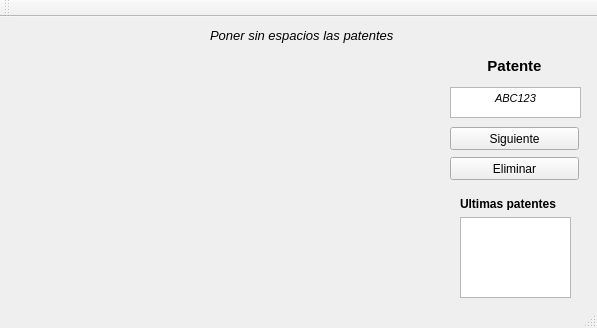
ankandrew/Plate_Labeler, file mainwindow.ui: the form before one commit.
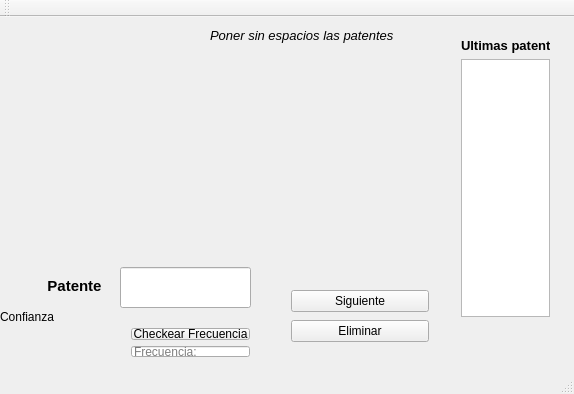
The form after the commit.

Patch:
```diff
--- a/mainwindow.ui
+++ b/mainwindow.ui
@@ -6,8 +6,8 @@
    <rect>
     <x>0</x>
     <y>0</y>
-    <width>597</width>
-    <height>328</height>
+    <width>574</width>
+    <height>394</height>
    </rect>
   </property>
   <property name="windowTitle">
@@ -17,10 +17,10 @@
    <widget class="QLabel" name="plate_img">
     <property name="geometry">
      <rect>
-      <x>40</x>
+      <x>60</x>
       <y>40</y>
-      <width>311</width>
-      <height>231</height>
+      <width>301</width>
+      <height>191</height>
      </rect>
     </property>
     <property name="text">
@@ -46,73 +46,11 @@
      <string>Poner sin espacios las patentes</string>
     </property>
    </widget>
-   <widget class="QPushButton" name="btn_siguiente">
-    <property name="geometry">
-     <rect>
-      <x>450</x>
-      <y>110</y>
-      <width>129</width>
-      <height>23</height>
-     </rect>
-    </property>
-    <property name="text">
-     <string>Siguiente</string>
-    </property>
-   </widget>
-   <widget class="QPushButton" name="btn_eliminar">
-    <property name="geometry">
-     <rect>
-      <x>450</x>
-      <y>140</y>
-      <width>129</width>
-      <height>23</height>
-     </rect>
-    </property>
-    <property name="text">
-     <string>Eliminar</string>
-    </property>
-   </widget>
-   <widget class="QTextEdit" name="txt_patente">
-    <property name="geometry">
-     <rect>
-      <x>450</x>
-      <y>70</y>
-      <width>131</width>
-      <height>31</height>
-     </rect>
-    </property>
-    <property name="html">
-     <string>&lt;!DOCTYPE HTML PUBLIC &quot;-//W3C//DTD HTML 4.0//EN&quot; &quot;http://www.w3.org/TR/REC-html40/strict.dtd&quot;&gt;
-&lt;html&gt;&lt;head&gt;&lt;meta name=&quot;qrichtext&quot; content=&quot;1&quot; /&gt;&lt;style type=&quot;text/css&quot;&gt;
-p, li { white-space: pre-wrap; }
-&lt;/style&gt;&lt;/head&gt;&lt;body style=&quot; font-family:'MS Shell Dlg 2'; font-size:8.25pt; font-weight:400; font-style:normal;&quot;&gt;
-&lt;p align=&quot;center&quot; style=&quot; margin-top:0px; margin-bottom:0px; margin-left:0px; margin-right:0px; -qt-block-indent:0; text-indent:0px;&quot;&gt;&lt;span style=&quot; font-style:italic;&quot;&gt;ABC123&lt;/span&gt;&lt;/p&gt;&lt;/body&gt;&lt;/html&gt;</string>
-    </property>
-   </widget>
-   <widget class="QLabel" name="lbl_ultimas_patentes">
-    <property name="geometry">
-     <rect>
-      <x>460</x>
-      <y>180</y>
-      <width>129</width>
-      <height>13</height>
-     </rect>
-    </property>
-    <property name="font">
-     <font>
-      <weight>75</weight>
-      <bold>true</bold>
-     </font>
-    </property>
-    <property name="text">
-     <string>Ultimas patentes</string>
-    </property>
-   </widget>
    <widget class="QLabel" name="lbl_patente">
     <property name="geometry">
      <rect>
-      <x>450</x>
-      <y>40</y>
+      <x>10</x>
+      <y>260</y>
       <width>129</width>
       <height>18</height>
      </rect>
@@ -134,15 +72,134 @@
      <set>Qt::AlignCenter</set>
     </property>
    </widget>
-   <widget class="QListWidget" name="list_last_plates">
+   <widget class="QLineEdit" name="txt_patente">
     <property name="geometry">
      <rect>
-      <x>460</x>
-      <y>200</y>
+      <x>120</x>
+      <y>250</y>
+      <width>131</width>
+      <height>41</height>
+     </rect>
+    </property>
+    <property name="font">
+     <font>
+      <family>Times New Roman</family>
+      <pointsize>12</pointsize>
+      <weight>75</weight>
+      <bold>true</bold>
+     </font>
+    </property>
+    <property name="text">
+     <string/>
+    </property>
+    <property name="maxLength">
+     <number>7</number>
+    </property>
+   </widget>
+   <widget class="QLabel" name="lbl_confianza">
+    <property name="geometry">
+     <rect>
+      <x>0</x>
+      <y>290</y>
+      <width>81</width>
+      <height>20</height>
+     </rect>
+    </property>
+    <property name="font">
+     <font>
+      <weight>50</weight>
+      <italic>false</italic>
+      <bold>false</bold>
+      <strikeout>false</strikeout>
+     </font>
+    </property>
+    <property name="text">
+     <string>&lt;html&gt;&lt;head/&gt;&lt;body&gt;&lt;p&gt;&lt;span style=&quot; color:#000000;&quot;&gt;Confianza&lt;/span&gt;&lt;/p&gt;&lt;/body&gt;&lt;/html&gt;</string>
+    </property>
+   </widget>
+   <widget class="QWidget" name="verticalLayoutWidget">
+    <property name="geometry">
+     <rect>
+      <x>120</x>
+      <y>300</y>
+      <width>141</width>
+      <height>51</height>
+     </rect>
+    </property>
+    <layout class="QVBoxLayout" name="verticalLayout">
+     <item>
+      <widget class="QPushButton" name="btn_freq">
+       <property name="text">
+        <string>Checkear Frecuencia</string>
+       </property>
+      </widget>
+     </item>
+     <item>
+      <widget class="QLineEdit" name="txt_freq">
+       <property name="readOnly">
+        <bool>true</bool>
+       </property>
+       <property name="placeholderText">
+        <string>Frecuencia:</string>
+       </property>
+      </widget>
+     </item>
+    </layout>
+   </widget>
+   <widget class="QWidget" name="verticalLayoutWidget_2">
+    <property name="geometry">
+     <rect>
+      <x>280</x>
+      <y>260</y>
+      <width>160</width>
+      <height>80</height>
+     </rect>
+    </property>
+    <layout class="QVBoxLayout" name="verticalLayout_2">
+     <item>
+      <widget class="QPushButton" name="btn_siguiente">
+       <property name="text">
+        <string>Siguiente</string>
+       </property>
+      </widget>
+     </item>
+     <item>
+      <widget class="QPushButton" name="btn_eliminar">
+       <property name="text">
+        <string>Eliminar</string>
+       </property>
+      </widget>
+     </item>
+    </layout>
+   </widget>
+   <widget class="QWidget" name="verticalLayoutWidget_3">
+    <property name="geometry">
+     <rect>
+      <x>450</x>
+      <y>10</y>
       <width>111</width>
-      <height>81</height>
+      <height>301</height>
      </rect>
     </property>
+    <layout class="QVBoxLayout" name="verticalLayout_3">
+     <item>
+      <widget class="QLabel" name="lbl_ultimas_patentes">
+       <property name="font">
+        <font>
+         <pointsize>10</pointsize>
+         <weight>75</weight>
+         <bold>true</bold>
+        </font>
+       </property>
+       <property name="text">
+        <string>Ultimas patentes</string>
+       </property>
+      </widget>
+     </item>
+     <item>
+      <widget class="QListWidget" name="list_last_plates"/>
+     </item>
+    </layout>
    </widget>
   </widget>
   <widget class="QToolBar" name="mainToolBar">
```
